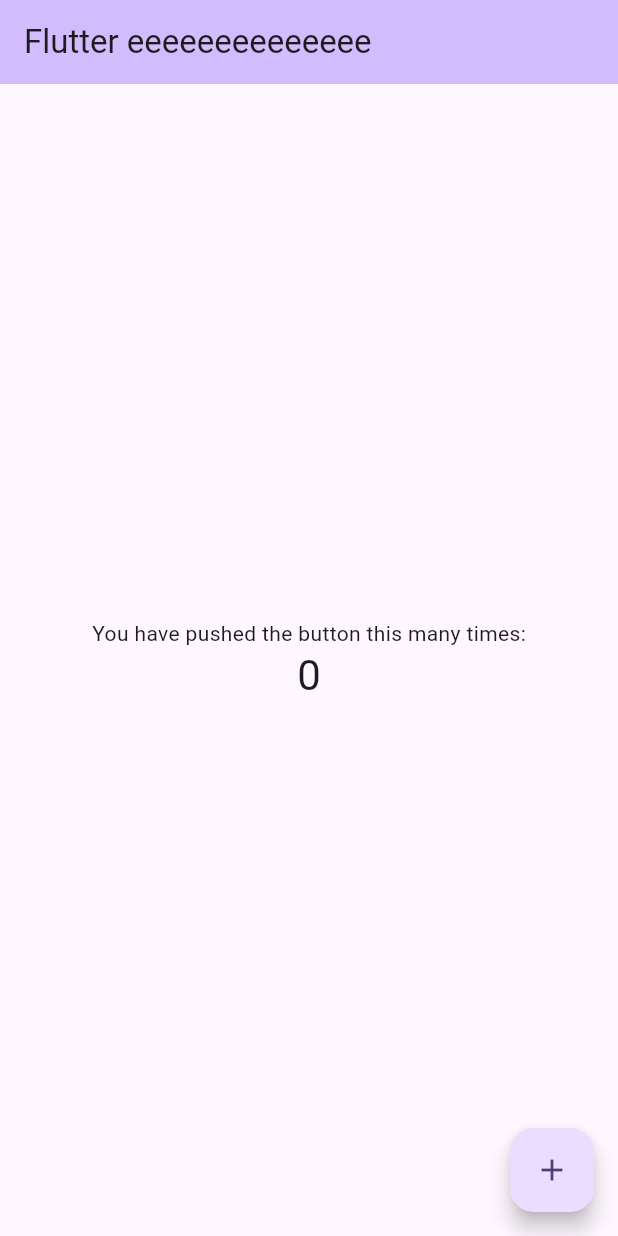
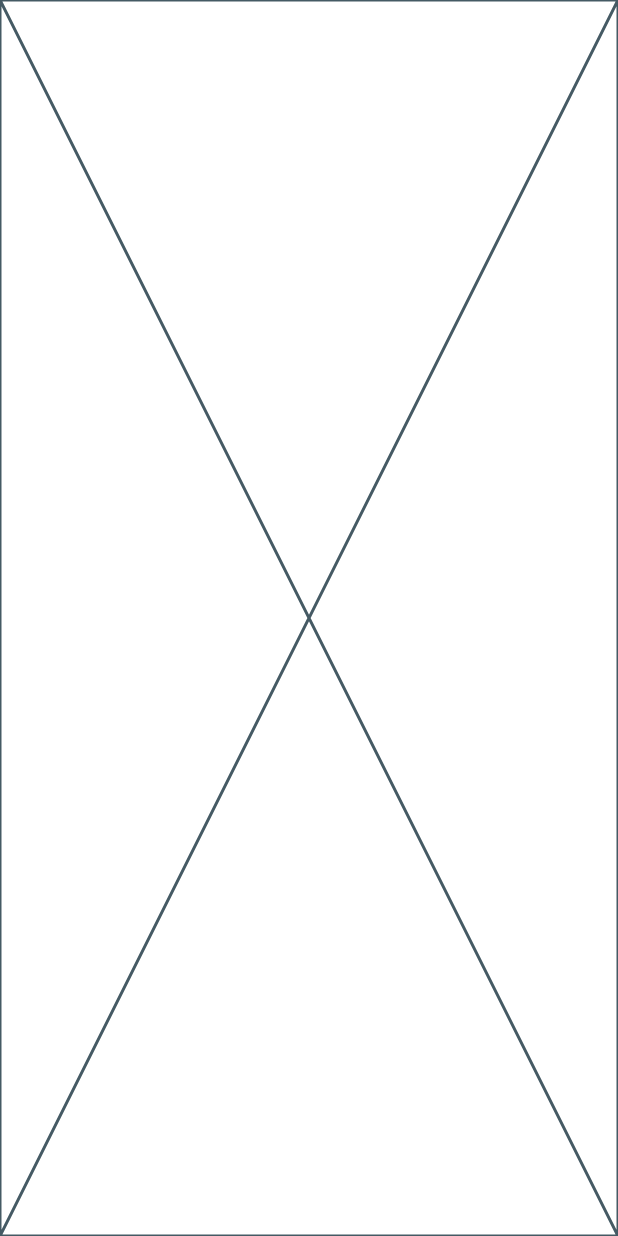
Before and after one commit to rawandiaaahmed/Advanced-Flutter, a Flutter app: the screen it shows after launch, on a phone screen of 412 x 824 dp. Run offline on Flutter 3.47's test engine with Material 3 defaults, Android fonts, the phone set to English and light mode, and no system bars.

Commit message:
remave fff

```diff
--- a/lib/ffff/dd.dart
+++ /dev/null
@@ -1,89 +0,0 @@
-import 'package:flutter/material.dart';
-
-class MyHomePage extends StatefulWidget {
-  const MyHomePage({super.key, required this.title});
-
-  // This widget is the home page of your application. It is stateful, meaning
-  // that it has a State object (defined below) that contains fields that affect
-  // how it looks.
-
-  // This class is the configuration for the state. It holds the values (in this
-  // case the title) provided by the parent (in this case the App widget) and
-  // used by the build method of the State. Fields in a Widget subclass are
-  // always marked "final".
-
-  final String title;
-
-  @override
-  State<MyHomePage> createState() => _MyHomePageState();
-}
-
-class _MyHomePageState extends State<MyHomePage> {
-  int _counter = 0;
-
-  void _incrementCounter() {
-    setState(() {
-      // This call to setState tells the Flutter framework that something has
-      // changed in this State, which causes it to rerun the build method below
-      // so that the display can reflect the updated values. If we changed
-      // _counter without calling setState(), then the build method would not be
-      // called again, and so nothing would appear to happen.
-      _counter++;
-    });
-  }
-
-  @override
-  Widget build(BuildContext context) {
-    // This method is rerun every time setState is called, for instance as done
-    // by the _incrementCounter method above.
-    //
-    // The Flutter framework has been optimized to make rerunning build methods
-    // fast, so that you can just rebuild anything that needs updating rather
-    // than having to individually change instances of widgets.
-    return Scaffold(
-      appBar: AppBar(
-        // TRY THIS: Try changing the color here to a specific color (to
-        // Colors.amber, perhaps?) and trigger a hot reload to see the AppBar
-        // change color while the other colors stay the same.
-        backgroundColor: Theme.of(context).colorScheme.inversePrimary,
-        // Here we take the value from the MyHomePage object that was created by
-        // the App.build method, and use it to set our appbar title.
-        title: Text(widget.title),
-      ),
-      body: Center(
-        // Center is a layout widget. It takes a single child and positions it
-        // in the middle of the parent.
-        child: Column(
-          // Column is also a layout widget. It takes a list of children and
-          // arranges them vertically. By default, it sizes itself to fit its
-          // children horizontally, and tries to be as tall as its parent.
-          //
-          // Column has various properties to control how it sizes itself and
-          // how it positions its children. Here we use mainAxisAlignment to
-          // center the children vertically; the main axis here is the vertical
-          // axis because Columns are vertical (the cross axis would be
-          // horizontal).
-          //
-          // TRY THIS: Invoke "debug painting" (choose the "Toggle Debug Paint"
-          // action in the IDE, or press "p" in the console), to see the
-          // wireframe for each widget.
-          mainAxisAlignment: MainAxisAlignment.center,
-          children: <Widget>[
-            const Text(
-              'You have pushed the button this many times:',
-            ),
-            Text(
-              '$_counter',
-              style: Theme.of(context).textTheme.headlineMedium,
-            ),
-          ],
-        ),
-      ),
-      floatingActionButton: FloatingActionButton(
-        onPressed: _incrementCounter,
-        tooltip: 'Increment',
-        child: const Icon(Icons.add),
-      ), // This trailing comma makes auto-formatting nicer for build methods.
-    );
-  }
-}
--- a/lib/main.dart
+++ b/lib/main.dart
@@ -1,5 +1,5 @@
 import 'package:flutter/material.dart';
-import 'package:flutter_application_1/ffff/dd.dart';
+
 
 void main() {
   runApp(const MyApp());
@@ -15,11 +15,33 @@ class MyApp extends StatelessWidget {
       debugShowCheckedModeBanner: false,
       title: 'Flutter Demo',
       theme: ThemeData(
-
+        // This is the theme of your application.
+        //
+        // TRY THIS: Try running your application with "flutter run". You'll see
+        // the application has a purple toolbar. Then, without quitting the app,
+        // try changing the seedColor in the colorScheme below to Colors.green
+        // and then invoke "hot reload" (save your changes or press the "hot
+        // reload" button in a Flutter-supported IDE, or press "r" if you used
+        // the command line to start the app).
+        //
+        // Notice that the counter didn't reset back to zero; the application
+        // state is not lost during the reload. To reset the state, use hot
+        // restart instead.
+        //
+        // This works for code too, not just values: Most code changes can be
+        // tested with just a hot reload.
         colorScheme: ColorScheme.fromSeed(seedColor: Colors.deepPurple),
         useMaterial3: true,
       ),
-      home: const MyHomePage(title: 'Flutter eeeeeeeeeeeeee '),
+      home: const myHomePage(),
     );
   }
 }
+class myHomePage extends StatelessWidget {
+  const myHomePage({super.key});
+
+  @override
+  Widget build(BuildContext context) {
+    return const Placeholder();
+  }
+}
```
